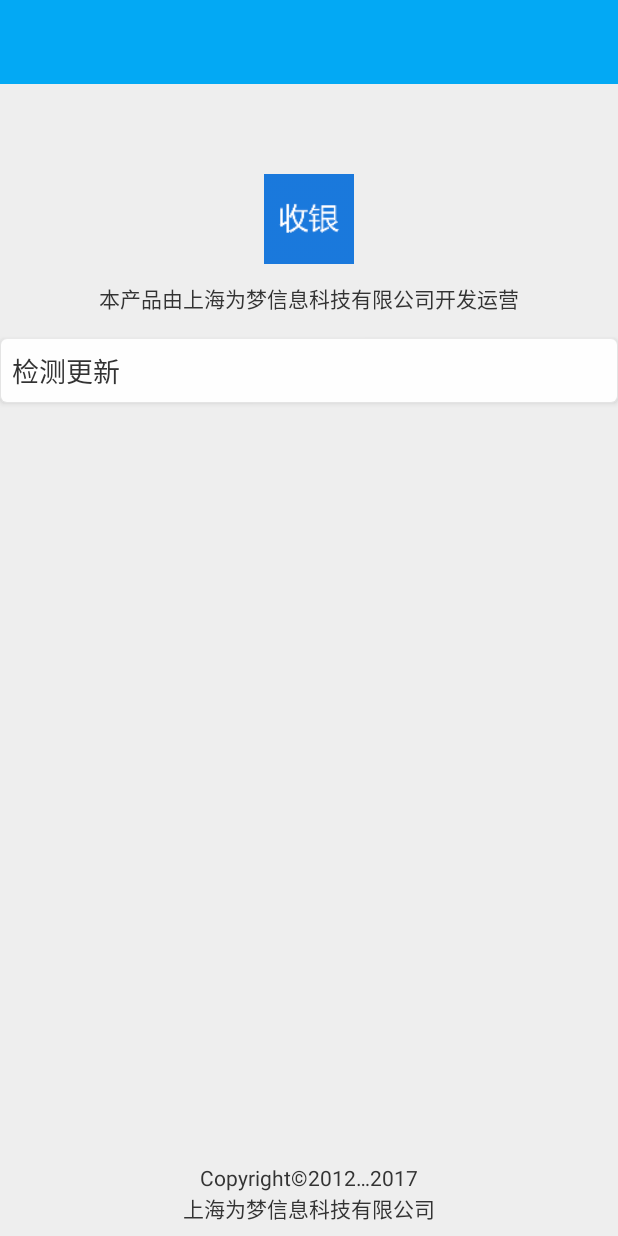
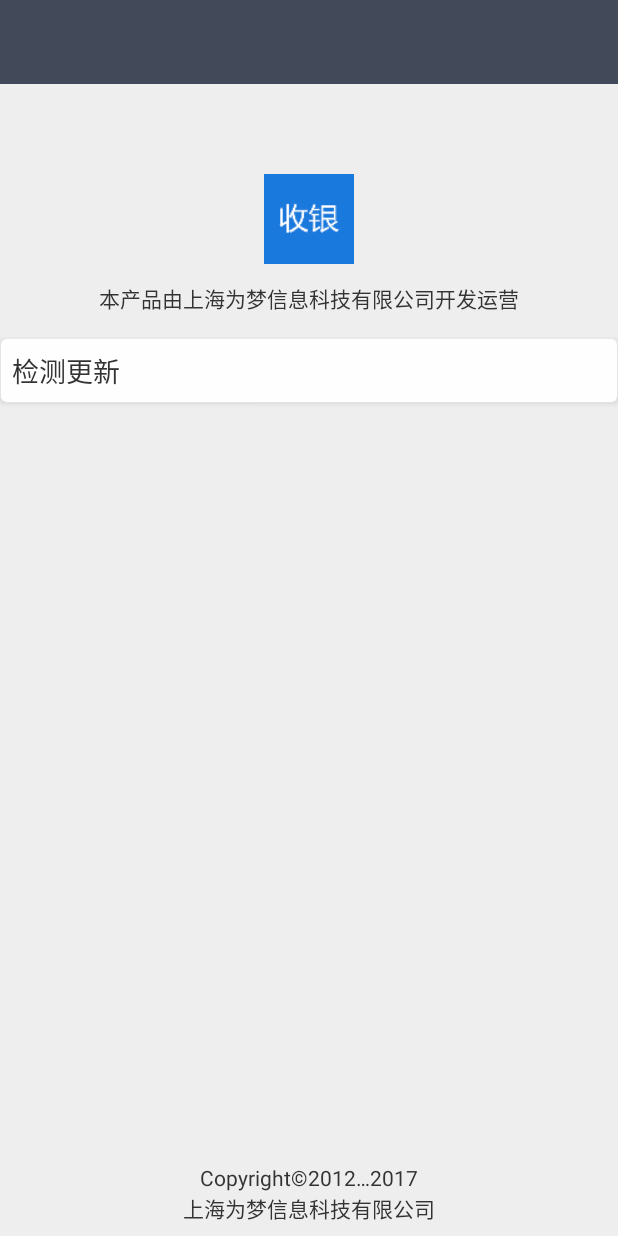
Before and after one commit to damo2/test001, an Android app: the layout activity_about_us.xml on its own in the app's theme, with its tools: preview values and no code run, on a phone screen of 412 x 824 dp. Run offline under Robolectric (Android 15) with nearby library versions, the light colour scheme and no system bars.

```diff
--- a/app/src/main/res/layout/activity_about_us.xml
+++ b/app/src/main/res/layout/activity_about_us.xml
@@ -4,12 +4,6 @@
                 android:layout_width="match_parent"
                 android:layout_height="match_parent"
                 style="@style/BaseView">
-
-    <android.support.v7.widget.Toolbar
-        android:id="@+id/toolbar_aboutus"
-        android:layout_width="match_parent"
-        android:layout_height="wrap_content"
-        app:theme="@style/AppTheme.AppBarOverlay"/>
 
     <ImageView
         android:id="@+id/iv_aboutus_icon"
@@ -66,4 +60,13 @@
             android:text="@string/aboutus_companyname"/>
     </LinearLayout>
 
+    <android.support.v7.widget.Toolbar
+        android:id="@+id/toolbar_aboutus"
+        android:layout_width="match_parent"
+        android:layout_height="wrap_content"
+        app:theme="@style/AppTheme.AppBarOverlay"
+        android:layout_alignParentTop="true"
+        android:layout_alignParentLeft="true"
+        android:layout_alignParentStart="true"/>
+
 </RelativeLayout>
--- a/app/src/main/res/layout/fragment_cashorder_codeno.xml
+++ b/app/src/main/res/layout/fragment_cashorder_codeno.xml
@@ -70,7 +70,8 @@
                     android:layout_width="wrap_content"
                     android:layout_height="match_parent"
                     android:layout_weight="1"
-                    android:text="&lt;" />
+                    android:text="←"
+                    android:textStyle="normal|bold"/>
             </LinearLayout>
         </TableRow>
 
--- a/app/src/main/res/layout/item_member.xml
+++ b/app/src/main/res/layout/item_member.xml
@@ -2,7 +2,7 @@
 <RelativeLayout xmlns:android="http://schemas.android.com/apk/res/android"
     android:id="@+id/ll_item_member_this"
     android:layout_width="match_parent"
-    android:layout_height="match_parent"
+    android:layout_height="wrap_content"
     android:background="@drawable/d_line_bottom_grays_whitebg"
     android:padding="@dimen/default_12" >
 
--- a/app/src/main/res/values/attr.xml
+++ b/app/src/main/res/values/attr.xml
@@ -36,9 +36,4 @@
         <attr name="border_outside_color" format="color"></attr>
     </declare-styleable>
 
-
-
-
-
-
 </resources>
--- a/app/src/main/res/values/color.xml
+++ b/app/src/main/res/values/color.xml
@@ -1,8 +1,5 @@
 <?xml version="1.0" encoding="utf-8"?>
 <resources>
-
-
-
     <color name="white">#FEFEFE</color>
     <color name="text_default">#333333</color>
     <color name="text_gray">#888888</color>
--- a/app/src/main/res/values/colors.xml
+++ b/app/src/main/res/values/colors.xml
@@ -1,11 +1,11 @@
 <?xml version="1.0" encoding="utf-8"?>
 <resources>
     <!-- ToolBar颜色 -->
-    <color name="colorPrimary">#FF03A9F4</color>
+    <color name="colorPrimary">#424959</color>
     <!-- 状态栏颜色 -->
-    <color name="colorPrimaryDark">#00000000</color>
+    <color name="colorPrimaryDark">#424959</color>
     <!-- 控制各个控件被选中时的颜色 -->
-    <color name="colorAccent">#DD8811</color>
+    <color name="colorAccent">#B5B3B3</color>
     <!-- 波纹 -->
     <color name="rippelColor">#B5B3B3</color>
 </resources>
--- a/app/src/main/res/values/strings.xml
+++ b/app/src/main/res/values/strings.xml
@@ -76,6 +76,7 @@
     <string name="storage_camcel_coupon_title">文件读写权限被禁止，无法使用优惠劵功能!</string>
     <string name="is_exit_edit">是否退出编辑?</string>
     <string name="is_exit_cash">是否结束本次收银?</string>
+    <string name="is_refund">是否确定退款?</string>
     <!-- 提示信息 -->
     <string name="statu_success">成功</string>
     <string name="statu_fail">失败</string>
--- a/app/src/main/res/values/styles.xml
+++ b/app/src/main/res/values/styles.xml
@@ -7,7 +7,6 @@
         <item name="colorPrimaryDark">@color/colorPrimaryDark</item>
         <!-- 控制各个控件被选中时的颜色 -->
         <item name="colorAccent">@color/colorAccent</item>
-
 
         <!-- toobar menu颜色 -->
         <item name="actionMenuTextColor">@color/white</item>
```
Also changed, not shown: app/src/main/res/mipmap-hdpi/ic_launcher.png, app/src/main/res/mipmap-ldpi/ic_launcher.png, app/src/main/res/mipmap-mdpi/ic_launcher.png, app/src/main/res/mipmap-xhdpi/ic_launcher.png, app/src/main/res/mipmap-xxhdpi/ic_launcher.png, app/src/main/res/mipmap-xxxhdpi/ic_launcher.png.
